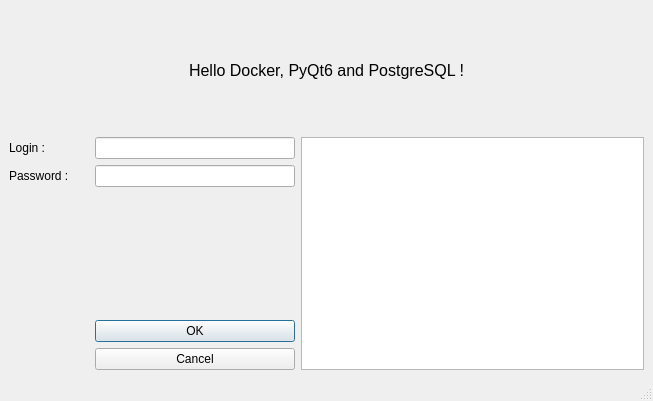
This is src/ui/main_window.ui in dasycarpum/docker-pyqt6 as Qt 5 draws it before an edit. The edited form follows.
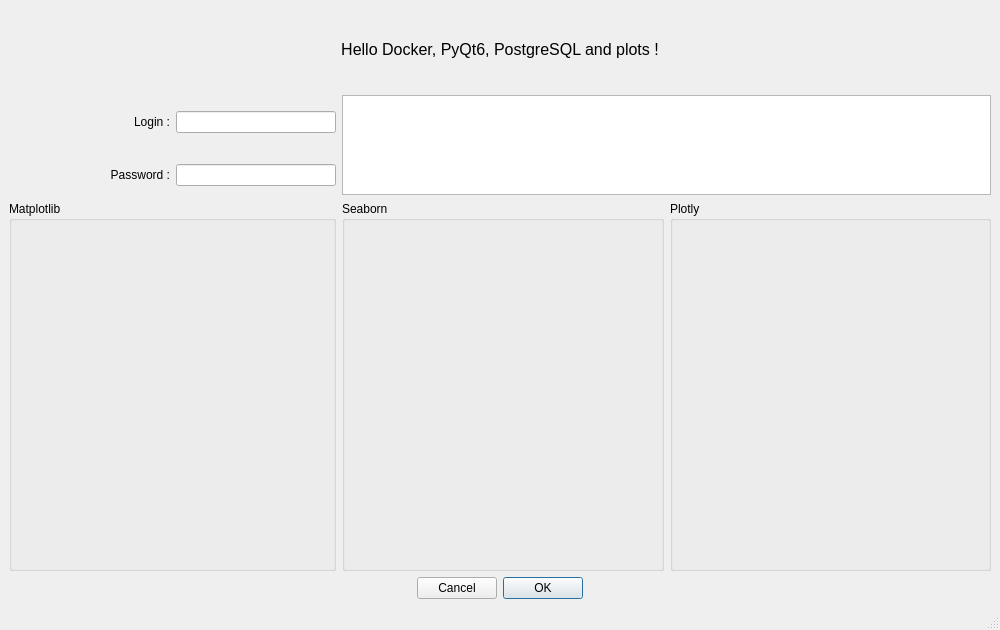
This is the edited form.

Commit message: modify main_window.ui to insert graphics locations

The edit to the form file:
```diff
--- a/src/ui/main_window.ui
+++ b/src/ui/main_window.ui
@@ -6,15 +6,27 @@
    <rect>
     <x>0</x>
     <y>0</y>
-    <width>653</width>
-    <height>401</height>
+    <width>1000</width>
+    <height>630</height>
    </rect>
   </property>
+  <property name="minimumSize">
+   <size>
+    <width>1000</width>
+    <height>630</height>
+   </size>
+  </property>
+  <property name="maximumSize">
+   <size>
+    <width>1000</width>
+    <height>630</height>
+   </size>
+  </property>
   <property name="windowTitle">
    <string>docker-pyqt6</string>
   </property>
   <widget class="QWidget" name="centralwidget">
-   <layout class="QGridLayout" name="gridLayout">
+   <layout class="QGridLayout" name="gridLayout" columnstretch="1,1,2,1,1">
     <item row="1" column="0">
      <widget class="QLabel" name="label_login">
       <property name="minimumSize">
@@ -23,23 +35,20 @@
         <height>0</height>
        </size>
       </property>
+      <property name="maximumSize">
+       <size>
+        <width>16777215</width>
+        <height>16777215</height>
+       </size>
+      </property>
+      <property name="layoutDirection">
+       <enum>Qt::LeftToRight</enum>
+      </property>
       <property name="text">
        <string>Login :</string>
       </property>
-     </widget>
-    </item>
-    <item row="0" column="0" colspan="3">
-     <widget class="QLabel" name="label_title">
-      <property name="font">
-       <font>
-        <pointsize>12</pointsize>
-       </font>
-      </property>
-      <property name="text">
-       <string>Hello Docker, PyQt6 and PostgreSQL !</string>
-      </property>
       <property name="alignment">
-       <set>Qt::AlignCenter</set>
+       <set>Qt::AlignRight|Qt::AlignTrailing|Qt::AlignVCenter</set>
       </property>
      </widget>
     </item>
@@ -53,22 +62,18 @@
       </property>
      </widget>
     </item>
-    <item row="1" column="2" rowspan="4">
+    <item row="1" column="2" rowspan="2" colspan="3">
      <widget class="QTextBrowser" name="textBrowser_phrase">
       <property name="minimumSize">
        <size>
         <width>0</width>
-        <height>180</height>
+        <height>100</height>
        </size>
       </property>
-     </widget>
-    </item>
-    <item row="2" column="1">
-     <widget class="QLineEdit" name="lineEdit_password">
       <property name="maximumSize">
        <size>
-        <width>200</width>
-        <height>16777215</height>
+        <width>16777215</width>
+        <height>100</height>
        </size>
       </property>
      </widget>
@@ -84,14 +89,90 @@
       <property name="text">
        <string>Password :</string>
       </property>
+      <property name="alignment">
+       <set>Qt::AlignRight|Qt::AlignTrailing|Qt::AlignVCenter</set>
+      </property>
      </widget>
     </item>
-    <item row="4" column="1">
+    <item row="2" column="1">
+     <widget class="QLineEdit" name="lineEdit_password">
+      <property name="maximumSize">
+       <size>
+        <width>200</width>
+        <height>16777215</height>
+       </size>
+      </property>
+     </widget>
+    </item>
+    <item row="3" column="0" colspan="2">
+     <widget class="QGroupBox" name="groupBox_matplotlib">
+      <property name="title">
+       <string>Matplotlib</string>
+      </property>
+      <layout class="QVBoxLayout" name="verticalLayout">
+       <item>
+        <widget class="QWidget" name="widget_matplotlib" native="true"/>
+       </item>
+      </layout>
+     </widget>
+    </item>
+    <item row="3" column="2">
+     <widget class="QGroupBox" name="groupBox_seaborn">
+      <property name="title">
+       <string>Seaborn</string>
+      </property>
+      <layout class="QVBoxLayout" name="verticalLayout_2">
+       <item>
+        <widget class="QWidget" name="widget_seaborn" native="true"/>
+       </item>
+      </layout>
+     </widget>
+    </item>
+    <item row="3" column="3" colspan="2">
+     <widget class="QGroupBox" name="groupBox_plotly">
+      <property name="title">
+       <string>Plotly</string>
+      </property>
+      <layout class="QVBoxLayout" name="verticalLayout_4">
+       <item>
+        <layout class="QVBoxLayout" name="verticalLayout_plotly"/>
+       </item>
+      </layout>
+     </widget>
+    </item>
+    <item row="0" column="0" colspan="5">
+     <widget class="QLabel" name="label_title">
+      <property name="minimumSize">
+       <size>
+        <width>0</width>
+        <height>80</height>
+       </size>
+      </property>
+      <property name="maximumSize">
+       <size>
+        <width>16777215</width>
+        <height>80</height>
+       </size>
+      </property>
+      <property name="font">
+       <font>
+        <pointsize>12</pointsize>
+       </font>
+      </property>
+      <property name="text">
+       <string>Hello Docker, PyQt6, PostgreSQL and plots !</string>
+      </property>
+      <property name="alignment">
+       <set>Qt::AlignCenter</set>
+      </property>
+     </widget>
+    </item>
+    <item row="4" column="0" colspan="5">
      <widget class="QDialogButtonBox" name="buttonBox">
       <property name="maximumSize">
        <size>
-        <width>200</width>
-        <height>50</height>
+        <width>16777215</width>
+        <height>16777215</height>
        </size>
       </property>
       <property name="cursor">
@@ -101,7 +182,7 @@
        <enum>Qt::RightToLeft</enum>
       </property>
       <property name="orientation">
-       <enum>Qt::Vertical</enum>
+       <enum>Qt::Horizontal</enum>
       </property>
       <property name="standardButtons">
        <set>QDialogButtonBox::Cancel|QDialogButtonBox::Ok</set>
```
Left out of the diff: 2 changed lines with no effect on the pictures. The commit also changes 2 other files.
